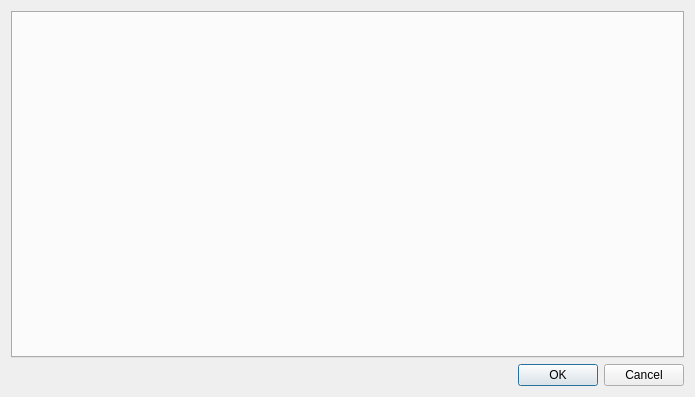
Sen2Agri/Sen2Agri-System, file sen2agri-config/maindialog.ui: the form before one commit.
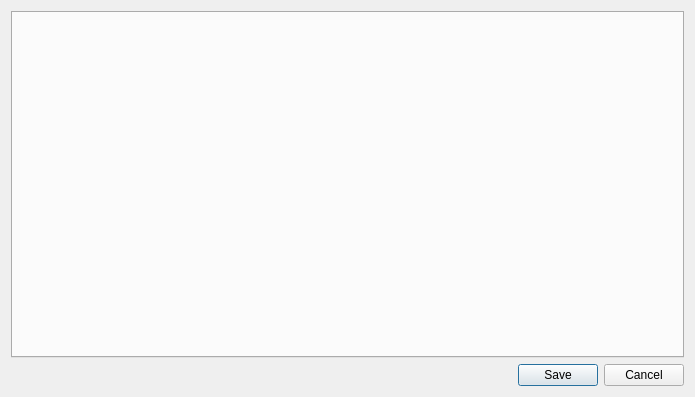
The form after the commit.

Commit message: Don't close the configuration window after save

The edit to the form file:
```diff
--- a/sen2agri-config/maindialog.ui
+++ b/sen2agri-config/maindialog.ui
@@ -31,7 +31,7 @@
       <enum>Qt::Horizontal</enum>
      </property>
      <property name="standardButtons">
-      <set>QDialogButtonBox::Cancel|QDialogButtonBox::Ok</set>
+      <set>QDialogButtonBox::Cancel|QDialogButtonBox::Save</set>
      </property>
     </widget>
    </item>
```
The commit also changes 3 other files.
